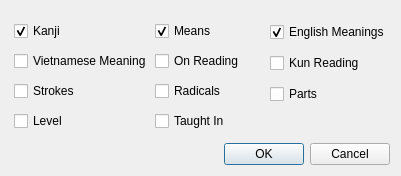
Old version of the form docxExportDialog.ui in the repository Neptune27/ImproveJRandom.
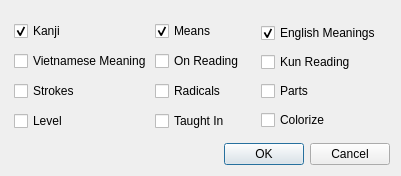
New version of the form.

Commit message: Kanji Browser v0.3.4.1: Adding Colorize Options to DocxOptions Class, now, Each word in result should be colored accordingly. Formatting

```diff
--- a/docxExportDialog.ui
+++ b/docxExportDialog.ui
@@ -142,21 +142,6 @@
                         <item>
                             <widget class="QWidget" name="widget_3" native="true">
                                 <layout class="QVBoxLayout" name="verticalLayout_4">
-                                    <property name="spacing">
-                                        <number>0</number>
-                                    </property>
-                                    <property name="leftMargin">
-                                        <number>3</number>
-                                    </property>
-                                    <property name="topMargin">
-                                        <number>0</number>
-                                    </property>
-                                    <property name="rightMargin">
-                                        <number>0</number>
-                                    </property>
-                                    <property name="bottomMargin">
-                                        <number>0</number>
-                                    </property>
                                     <item>
                                         <widget class="QCheckBox" name="englishBox">
                                             <property name="text">
@@ -182,15 +167,9 @@
                                         </widget>
                                     </item>
                                     <item>
-                                        <widget class="QLabel" name="dumbLabel">
-                                            <property name="sizePolicy">
-                                                <sizepolicy hsizetype="Expanding" vsizetype="Fixed">
-                                                    <horstretch>0</horstretch>
-                                                    <verstretch>0</verstretch>
-                                                </sizepolicy>
-                                            </property>
+                                        <widget class="QCheckBox" name="colorizeBox">
                                             <property name="text">
-                                                <string/>
+                                                <string>Colorize</string>
                                             </property>
                                         </widget>
                                     </item>
```
The commit also changes 6 other files.
